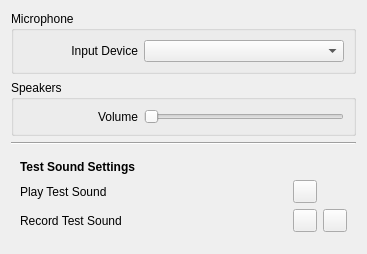
Above: src/ui/sounddevicedialogpage.ui from KDE/artikulate before the change. Below: the same form after it.
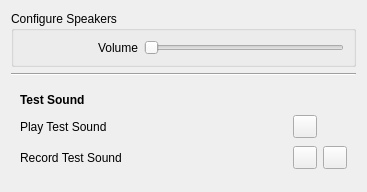
That is the form after the change. Custom widgets are drawn as their Qt base class.

Commit message:
Deactive selection of audio input devices.
We use only system default devices for now. Maybe reallow setting
after port to Simon sound library. But for the current low level
backends we better rely on system settings.

Diff of the .ui file:
```diff
--- a/src/ui/sounddevicedialogpage.ui
+++ b/src/ui/sounddevicedialogpage.ui
@@ -7,118 +7,11 @@
     <x>0</x>
     <y>0</y>
     <width>367</width>
-    <height>254</height>
+    <height>192</height>
    </rect>
   </property>
   <layout class="QGridLayout" name="gridLayout_2">
-   <item row="1" column="0">
-    <widget class="QGroupBox" name="boxSpeakers">
-     <property name="sizePolicy">
-      <sizepolicy hsizetype="Preferred" vsizetype="Fixed">
-       <horstretch>0</horstretch>
-       <verstretch>0</verstretch>
-      </sizepolicy>
-     </property>
-     <property name="title">
-      <string>Speakers</string>
-     </property>
-     <layout class="QGridLayout" name="gridLayout_4">
-      <item row="0" column="1">
-       <widget class="QLabel" name="labelOutputVolume">
-        <property name="minimumSize">
-         <size>
-          <width>100</width>
-          <height>0</height>
-         </size>
-        </property>
-        <property name="text">
-         <string>Volume</string>
-        </property>
-        <property name="alignment">
-         <set>Qt::AlignRight|Qt::AlignTrailing|Qt::AlignVCenter</set>
-        </property>
-       </widget>
-      </item>
-      <item row="0" column="2">
-       <widget class="QSlider" name="kcfg_AudioOutputVolume">
-        <property name="maximumSize">
-         <size>
-          <width>200</width>
-          <height>16777215</height>
-         </size>
-        </property>
-        <property name="orientation">
-         <enum>Qt::Horizontal</enum>
-        </property>
-       </widget>
-      </item>
-     </layout>
-    </widget>
-   </item>
-   <item row="0" column="0">
-    <widget class="QGroupBox" name="boxMicrophone">
-     <property name="sizePolicy">
-      <sizepolicy hsizetype="Preferred" vsizetype="Fixed">
-       <horstretch>0</horstretch>
-       <verstretch>0</verstretch>
-      </sizepolicy>
-     </property>
-     <property name="title">
-      <string>Microphone</string>
-     </property>
-     <layout class="QGridLayout" name="gridLayout_3">
-      <item row="0" column="1">
-       <widget class="KComboBox" name="kcfg_AudioInputDevice">
-        <property name="sizePolicy">
-         <sizepolicy hsizetype="Expanding" vsizetype="Fixed">
-          <horstretch>0</horstretch>
-          <verstretch>0</verstretch>
-         </sizepolicy>
-        </property>
-        <property name="minimumSize">
-         <size>
-          <width>0</width>
-          <height>0</height>
-         </size>
-        </property>
-        <property name="maximumSize">
-         <size>
-          <width>200</width>
-          <height>16777215</height>
-         </size>
-        </property>
-       </widget>
-      </item>
-      <item row="0" column="0">
-       <widget class="QLabel" name="labelInputDevice">
-        <property name="minimumSize">
-         <size>
-          <width>100</width>
-          <height>0</height>
-         </size>
-        </property>
-        <property name="layoutDirection">
-         <enum>Qt::LeftToRight</enum>
-        </property>
-        <property name="text">
-         <string>Input Device</string>
-        </property>
-        <property name="alignment">
-         <set>Qt::AlignRight|Qt::AlignTrailing|Qt::AlignVCenter</set>
-        </property>
-       </widget>
-      </item>
-     </layout>
-    </widget>
-   </item>
-   <item row="3" column="0">
-    <widget class="Line" name="line">
-     <property name="orientation">
-      <enum>Qt::Horizontal</enum>
-     </property>
-    </widget>
-   </item>
-   <item row="5" column="0">
+   <item row="4" column="0">
     <widget class="QWidget" name="widget" native="true">
      <layout class="QGridLayout" name="gridLayout">
       <property name="sizeConstraint">
@@ -183,22 +76,66 @@
          </font>
         </property>
         <property name="text">
-         <string>Test Sound Settings</string>
+         <string>Test Sound</string>
         </property>
        </widget>
       </item>
      </layout>
     </widget>
    </item>
+   <item row="0" column="0">
+    <widget class="QGroupBox" name="boxSpeakers">
+     <property name="sizePolicy">
+      <sizepolicy hsizetype="Preferred" vsizetype="Fixed">
+       <horstretch>0</horstretch>
+       <verstretch>0</verstretch>
+      </sizepolicy>
+     </property>
+     <property name="title">
+      <string>Configure Speakers</string>
+     </property>
+     <layout class="QGridLayout" name="gridLayout_4">
+      <item row="0" column="1">
+       <widget class="QLabel" name="labelOutputVolume">
+        <property name="minimumSize">
+         <size>
+          <width>100</width>
+          <height>0</height>
+         </size>
+        </property>
+        <property name="text">
+         <string>Volume</string>
+        </property>
+        <property name="alignment">
+         <set>Qt::AlignRight|Qt::AlignTrailing|Qt::AlignVCenter</set>
+        </property>
+       </widget>
+      </item>
+      <item row="0" column="2">
+       <widget class="QSlider" name="kcfg_AudioOutputVolume">
+        <property name="maximumSize">
+         <size>
+          <width>200</width>
+          <height>16777215</height>
+         </size>
+        </property>
+        <property name="orientation">
+         <enum>Qt::Horizontal</enum>
+        </property>
+       </widget>
+      </item>
+     </layout>
+    </widget>
+   </item>
+   <item row="2" column="0">
+    <widget class="Line" name="line">
+     <property name="orientation">
+      <enum>Qt::Horizontal</enum>
+     </property>
+    </widget>
+   </item>
   </layout>
  </widget>
- <customwidgets>
-  <customwidget>
-   <class>KComboBox</class>
-   <extends>QComboBox</extends>
-   <header>kcombobox.h</header>
-  </customwidget>
- </customwidgets>
  <resources/>
  <connections/>
 </ui>
```
The commit also changes 2 other files.
